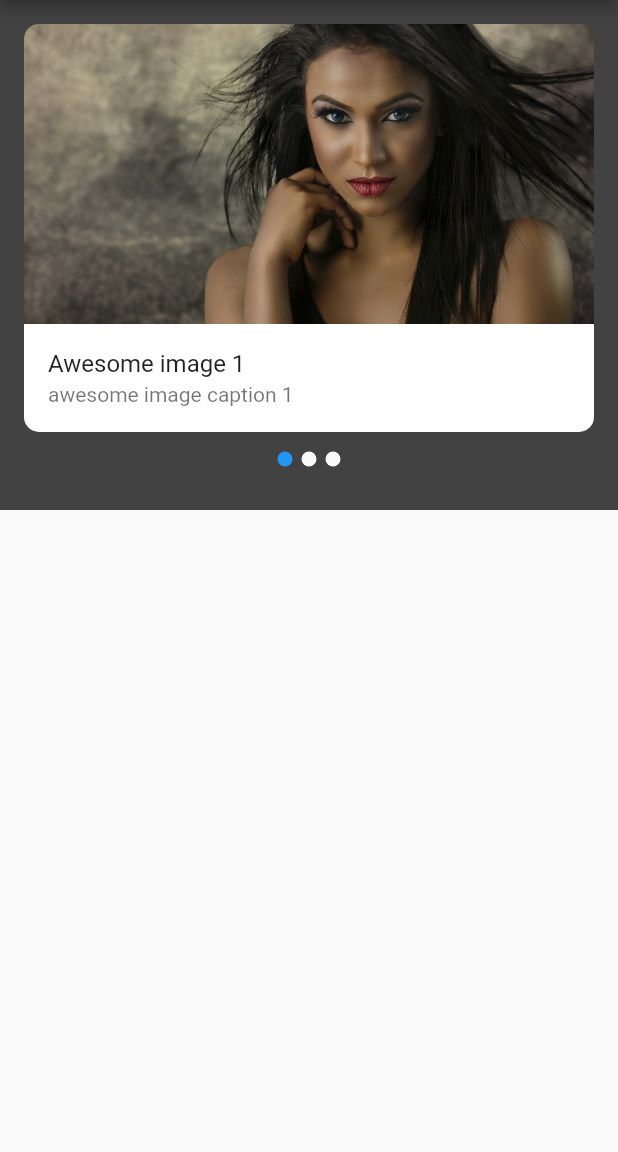
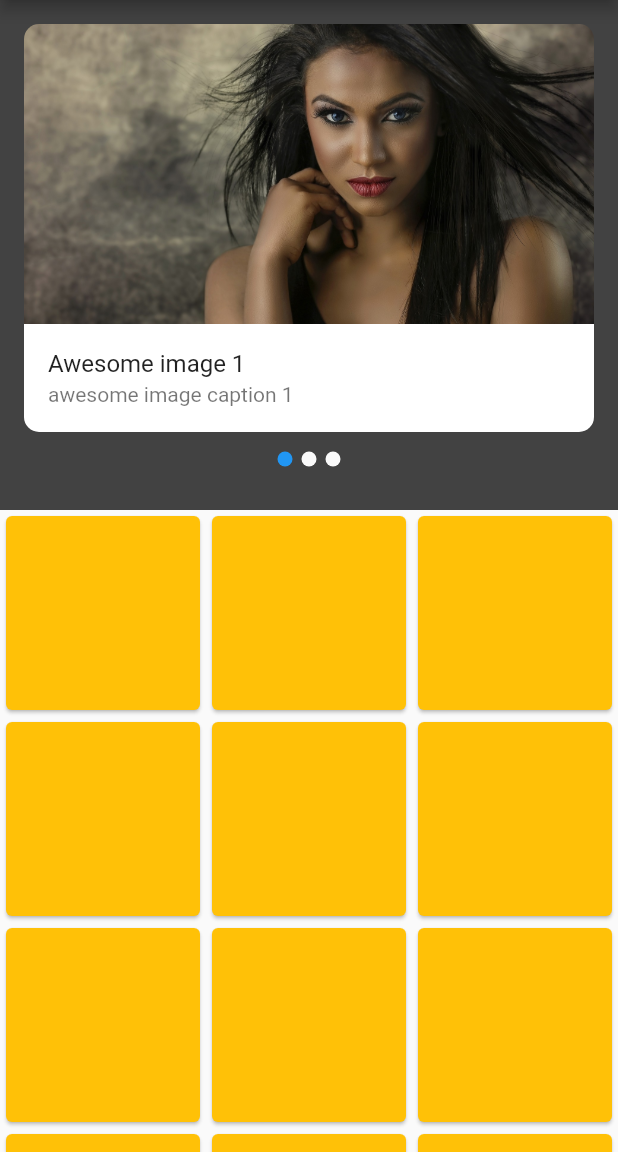
Before and after one commit to Protossnam/mobile-dev2020, a Flutter app: the screen it shows after launch, on a phone screen of 412 x 824 dp, the part 84-1236 px from its top. Run offline on Flutter 3.47's test engine with Material 2 defaults, Android fonts, the phone set to English and light mode, and no system bars; our stand-ins replace flutter_swiper.

Commit message:
Update gridview

```diff
--- a/lab3_widgets_menu/lib/pages/dashboard/dashboard_view.dart
+++ b/lab3_widgets_menu/lib/pages/dashboard/dashboard_view.dart
@@ -40,7 +40,6 @@ class DashboardView extends StatelessWidget {
                 fade: 0.0,
                 autoplay: true,
                 outer: true,
-                pagination: SwiperPagination(),
                 itemBuilder: (BuildContext context, int index) {
                   var item = slideImages[index];
                   return ClipRRect(
@@ -69,6 +68,21 @@ class DashboardView extends StatelessWidget {
                     ),
                   );
                 },
+                pagination: SwiperPagination(),
+              ),
+            ),
+            Container(
+              height: MediaQuery.of(context).size.height,
+              child: GridView.count(
+                scrollDirection: Axis.vertical,
+                crossAxisCount: 3,
+                children: List.generate(50, (index) {
+                  return Container(
+                    child: Card(
+                      color: Colors.amber,
+                    ),
+                  );
+                }),
               ),
             )
           ],
```
